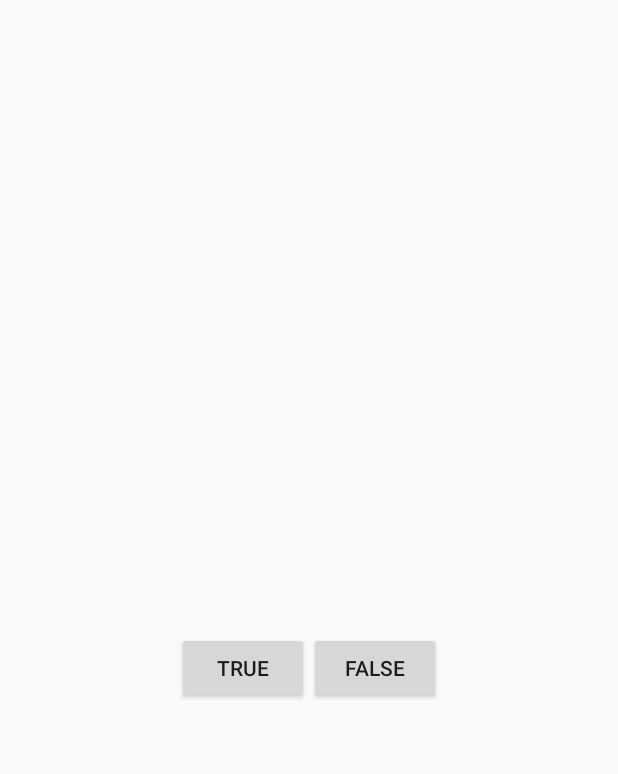
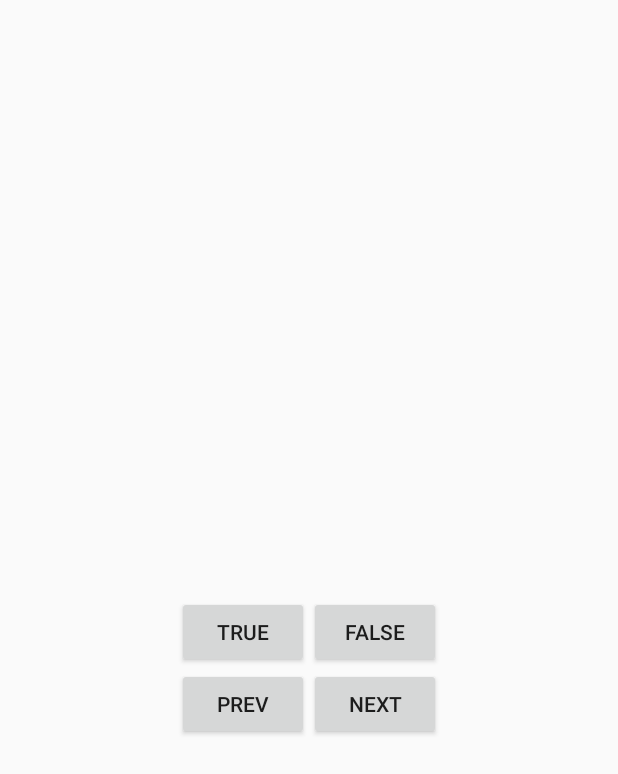
Before and after one commit to rachelumunoz/JavaQuiz, an Android app: the layout activity_quiz.xml on its own in the app's theme, with its tools: preview values and no code run, on a phone screen of 412 x 824 dp. Shown: the top 774 px of the screen. Run offline under Robolectric (Android 15) with nearby library versions, the phone set to English and light mode, and no system bars.

Commit message:
Add Buttons for Next, Prev. Add click listener to Next button to cycle through questions

```diff
--- a/app/src/main/res/layout/activity_quiz.xml
+++ b/app/src/main/res/layout/activity_quiz.xml
@@ -30,4 +30,24 @@
             android:text="@string/false_button"/>
     </LinearLayout>
 
+    <LinearLayout
+        android:layout_width="wrap_content"
+        android:layout_height="wrap_content"
+        android:orientation="horizontal">
+
+        <Button
+            android:id="@+id/previous_button"
+            android:layout_width="wrap_content"
+            android:layout_height="wrap_content"
+            android:text="@string/previous_button"/>
+
+        <Button
+            android:id="@+id/next_button"
+            android:layout_width="wrap_content"
+            android:layout_height="wrap_content"
+            android:text="@string/next_button"/>
+
+
+    </LinearLayout>
+
 </LinearLayout>
--- a/app/src/main/res/values/strings.xml
+++ b/app/src/main/res/values/strings.xml
@@ -3,6 +3,10 @@
 
     <string name="true_button">True</string>
     <string name="false_button">False</string>
+    <string name="next_button">Next</string>
+    <string name="previous_button">Prev</string>
 
-    <string name="question_one">Java is a compliled language.</string>
+    <string name="question_one">Java is a compiled language.</string>
+    <string name="question_two">Java uses prototypal inheritance.</string>
+    <string name="question_three">A class can inherit from more than one class.</string>
 </resources>
```
Also changed, not shown: app/src/main/java/io/rachelmunoz/javaquiz/QuizActivity.java (+17 -5 lines).
